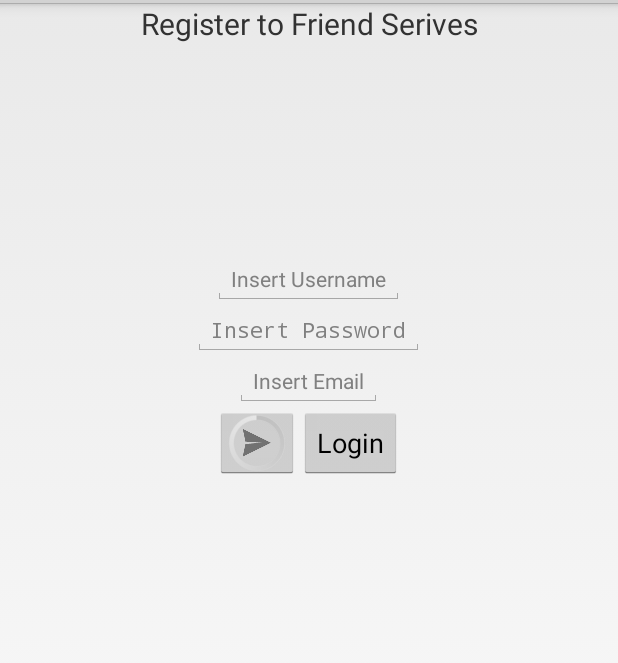
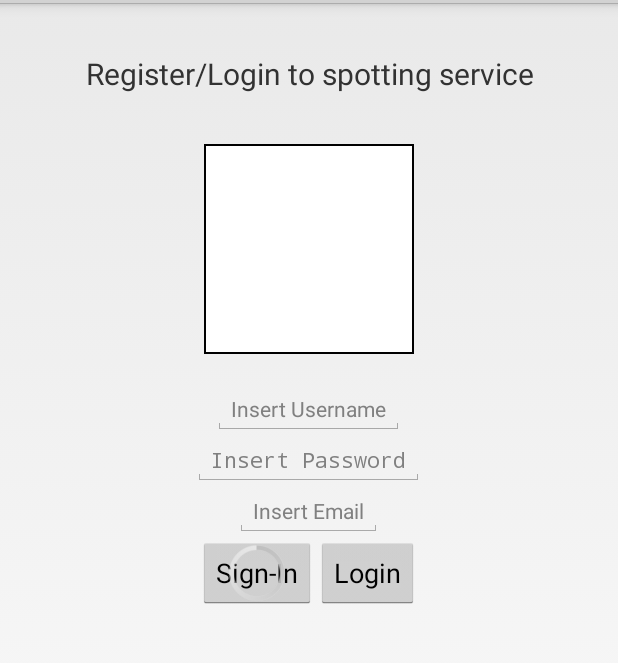
Before and after one commit to therob89/ProjectMobile2014, an Android app: the layout register_layout.xml on its own in the app's theme, with its tools: preview values and no code run, on a phone screen of 412 x 824 dp, the part 69-732 px from its top. Run offline under Robolectric (Android 15) with nearby library versions, the phone set to English and light mode, and no system bars.

Commit message:
with border

```diff
--- a/app/src/main/java/com/example/robertopalamaro/projectmobile/RegisterFragment.java
+++ b/app/src/main/java/com/example/robertopalamaro/projectmobile/RegisterFragment.java
@@ -57,7 +57,7 @@ public class RegisterFragment extends Fragment {
 
 
     private ImageView imageView;
-    private ImageButton button;
+    private Button button;
     private TextView username;
     private TextView password;
     private TextView email;
@@ -105,7 +105,7 @@ public class RegisterFragment extends Fragment {
         View rootView = inflater.inflate(R.layout.register_layout,container,false);
         progressBar = (ProgressBar)rootView.findViewById(R.id.progressBar);
         progressBar.setVisibility(View.INVISIBLE);
-        button =(ImageButton)rootView.findViewById(R.id.imageButton);
+        button =(Button)rootView.findViewById(R.id.loginButton);
         loginButton = (Button)rootView.findViewById(R.id.buttonLogin);
         button.setOnClickListener(new View.OnClickListener() {
             @Override
@@ -152,7 +152,7 @@ public class RegisterFragment extends Fragment {
         username = (TextView) rootView.findViewById(R.id.username);
         password = (TextView) rootView.findViewById(R.id.password);
         email = (TextView)rootView.findViewById(R.id.email);
-        imageView.setBackgroundColor(Color.GRAY);
+        //imageView.setBackgroundColor(Color.GRAY);
         imageView.setOnClickListener(new View.OnClickListener() {
             @Override
             public void onClick(View v) {
--- /dev/null
+++ b/app/src/main/res/drawable/border.xml
@@ -0,0 +1,7 @@
+<?xml version="1.0" encoding="UTF-8"?>
+<shape xmlns:android="http://schemas.android.com/apk/res/android">
+    <solid android:color="#FFFFFF" />
+    <stroke android:width="1dp" android:color="#000000" />
+    <padding android:left="1dp" android:top="1dp" android:right="1dp"
+        android:bottom="1dp" />
+</shape>
--- a/app/src/main/res/layout/register_layout.xml
+++ b/app/src/main/res/layout/register_layout.xml
@@ -7,18 +7,22 @@
     <TextView
         android:layout_width="wrap_content"
         android:layout_height="wrap_content"
-        android:text="Register to Friend Serives"
+        android:text="Register/Login to spotting service"
         android:id="@+id/textView3"
         android:gravity="center|center_vertical"
         android:textSize="20dp"
-        android:layout_gravity="center_horizontal" />
+        android:layout_gravity="center_horizontal"
+        android:paddingBottom="50px"
+        android:paddingTop="50px" />
 
     <ImageView
         android:layout_width="140dp"
         android:layout_height="140dp"
+        android:background="@drawable/border"
         android:id="@+id/imageViewRegister"
         android:layout_gravity="center_horizontal"
-        android:visibility="visible" />
+        android:visibility="visible"
+        android:paddingBottom="20dip" />
 
     <EditText
         android:layout_width="wrap_content"
@@ -26,7 +30,8 @@
         android:id="@+id/username"
         android:layout_gravity="center_horizontal"
         android:hint="Insert Username"
-        android:textSize="14dp" />
+        android:textSize="14dp"
+        android:paddingTop="40px" />
 
     <EditText
         android:layout_width="wrap_content"
@@ -51,12 +56,12 @@
         android:layout_height="wrap_content"
         android:layout_gravity="center_horizontal">
 
-        <ImageButton
+        <Button
             android:layout_width="wrap_content"
             android:layout_height="wrap_content"
-            android:id="@+id/imageButton"
+            android:id="@+id/loginButton"
             android:layout_gravity="center"
-            android:src="@drawable/ic_action_send_now"
+            android:text="Sign-In"
             android:layout_alignParentTop="true"
             android:layout_alignParentStart="true"
             android:layout_alignParentLeft="true"
@@ -69,7 +74,7 @@
             android:layout_height="wrap_content"
             android:text="Login"
             android:id="@+id/buttonLogin"
-            android:layout_toEndOf="@+id/imageButton"
+            android:layout_toEndOf="@+id/loginButton"
             android:layout_alignParentTop="true"
             android:layout_centerHorizontal="true"
             android:layout_alignParentRight="false" />
@@ -83,7 +88,7 @@
             android:indeterminate="true"
             android:layout_alignParentTop="true"
             android:layout_alignParentStart="true"
-            android:layout_alignBottom="@+id/imageButton"
+            android:layout_alignBottom="@+id/loginButton"
             android:layout_toStartOf="@+id/buttonLogin"
         />
 
```
Also changed, not shown: 1 other file.
